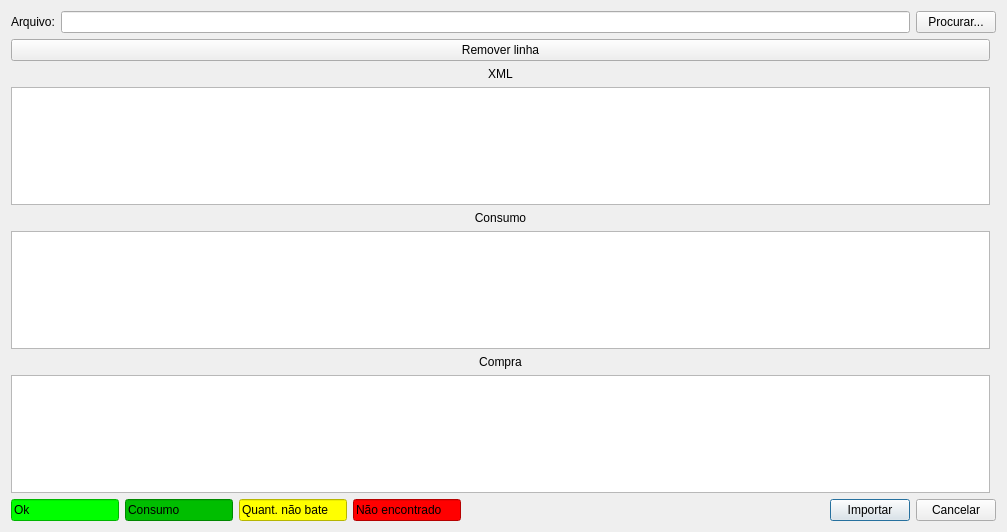
Qt form ui/importarxml.ui (lellisls/ERP-STACCATO) before a commit.
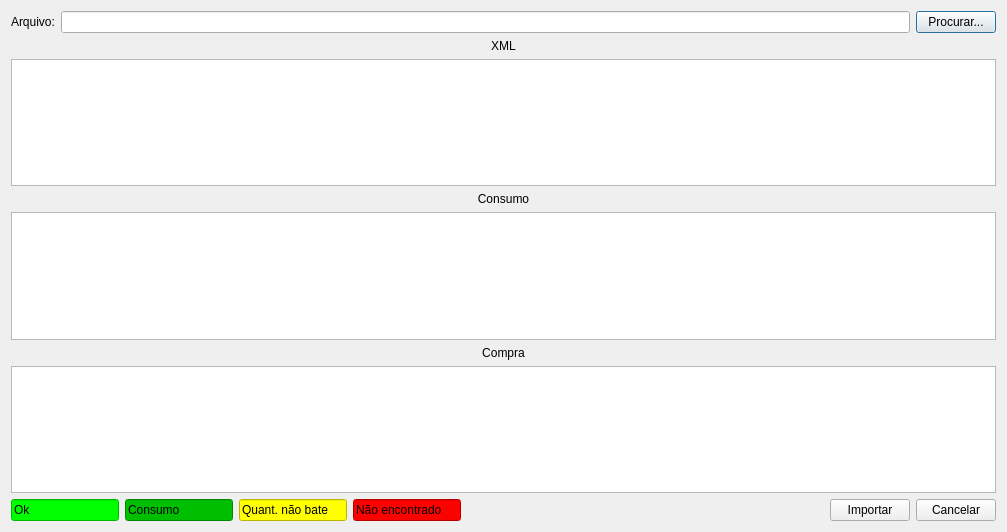
The same form after that commit. Custom widgets are drawn as their Qt base class.

Patch:
```diff
--- a/ui/importarxml.ui
+++ b/ui/importarxml.ui
@@ -13,18 +13,108 @@
   <property name="windowTitle">
    <string>Importar NFe</string>
   </property>
-  <layout class="QGridLayout" name="gridLayout_2">
-   <item row="4" column="0">
-    <widget class="QLabel" name="label_3">
-     <property name="text">
-      <string>Consumo</string>
-     </property>
-     <property name="alignment">
-      <set>Qt::AlignCenter</set>
-     </property>
-    </widget>
+  <layout class="QGridLayout" name="gridLayout_3">
+   <item row="0" column="0">
+    <layout class="QGridLayout" name="gridLayout">
+     <item row="0" column="0">
+      <widget class="QLabel" name="label">
+       <property name="text">
+        <string>Arquivo:</string>
+       </property>
+      </widget>
+     </item>
+     <item row="0" column="2">
+      <widget class="QPushButton" name="pushButtonProcurar">
+       <property name="text">
+        <string>Procurar...</string>
+       </property>
+      </widget>
+     </item>
+     <item row="0" column="1">
+      <widget class="QLineEdit" name="lineEdit"/>
+     </item>
+    </layout>
    </item>
-   <item row="8" column="0" colspan="2">
+   <item row="1" column="0">
+    <layout class="QGridLayout" name="gridLayout_2">
+     <item row="3" column="0">
+      <widget class="TableView" name="tableConsumo">
+       <property name="mouseTracking">
+        <bool>true</bool>
+       </property>
+       <property name="selectionMode">
+        <enum>QAbstractItemView::SingleSelection</enum>
+       </property>
+       <property name="selectionBehavior">
+        <enum>QAbstractItemView::SelectRows</enum>
+       </property>
+      </widget>
+     </item>
+     <item row="2" column="0">
+      <widget class="QLabel" name="label_3">
+       <property name="text">
+        <string>Consumo</string>
+       </property>
+       <property name="alignment">
+        <set>Qt::AlignCenter</set>
+       </property>
+      </widget>
+     </item>
+     <item row="0" column="0">
+      <widget class="QLabel" name="label_2">
+       <property name="text">
+        <string>XML</string>
+       </property>
+       <property name="alignment">
+        <set>Qt::AlignCenter</set>
+       </property>
+      </widget>
+     </item>
+     <item row="5" column="0">
+      <widget class="TableView" name="tableCompra">
+       <property name="mouseTracking">
+        <bool>true</bool>
+       </property>
+       <property name="editTriggers">
+        <set>QAbstractItemView::NoEditTriggers</set>
+       </property>
+       <property name="alternatingRowColors">
+        <bool>true</bool>
+       </property>
+       <property name="selectionMode">
+        <enum>QAbstractItemView::SingleSelection</enum>
+       </property>
+       <property name="selectionBehavior">
+        <enum>QAbstractItemView::SelectRows</enum>
+       </property>
+      </widget>
+     </item>
+     <item row="4" column="0">
+      <widget class="QLabel" name="label_4">
+       <property name="text">
+        <string>Compra</string>
+       </property>
+       <property name="alignment">
+        <set>Qt::AlignCenter</set>
+       </property>
+      </widget>
+     </item>
+     <item row="1" column="0">
+      <widget class="TableView" name="tableEstoque">
+       <property name="mouseTracking">
+        <bool>true</bool>
+       </property>
+       <property name="selectionMode">
+        <enum>QAbstractItemView::SingleSelection</enum>
+       </property>
+       <property name="selectionBehavior">
+        <enum>QAbstractItemView::SelectRows</enum>
+       </property>
+      </widget>
+     </item>
+    </layout>
+   </item>
+   <item row="2" column="0">
     <layout class="QHBoxLayout" name="horizontalLayout">
      <item>
       <widget class="QLineEdit" name="lineEdit_3">
@@ -165,96 +255,6 @@
      </item>
     </layout>
    </item>
-   <item row="3" column="0">
-    <widget class="TableView" name="tableEstoque">
-     <property name="mouseTracking">
-      <bool>true</bool>
-     </property>
-     <property name="selectionMode">
-      <enum>QAbstractItemView::SingleSelection</enum>
-     </property>
-     <property name="selectionBehavior">
-      <enum>QAbstractItemView::SelectRows</enum>
-     </property>
-    </widget>
-   </item>
-   <item row="0" column="0" colspan="2">
-    <layout class="QGridLayout" name="gridLayout">
-     <item row="0" column="0">
-      <widget class="QLabel" name="label">
-       <property name="text">
-        <string>Arquivo:</string>
-       </property>
-      </widget>
-     </item>
-     <item row="0" column="2">
-      <widget class="QPushButton" name="pushButtonProcurar">
-       <property name="text">
-        <string>Procurar...</string>
-       </property>
-      </widget>
-     </item>
-     <item row="0" column="1">
-      <widget class="QLineEdit" name="lineEdit"/>
-     </item>
-    </layout>
-   </item>
-   <item row="2" column="0">
-    <widget class="QLabel" name="label_2">
-     <property name="text">
-      <string>XML</string>
-     </property>
-     <property name="alignment">
-      <set>Qt::AlignCenter</set>
-     </property>
-    </widget>
-   </item>
-   <item row="6" column="0">
-    <widget class="QLabel" name="label_4">
-     <property name="text">
-      <string>Compra</string>
-     </property>
-     <property name="alignment">
-      <set>Qt::AlignCenter</set>
-     </property>
-    </widget>
-   </item>
-   <item row="5" column="0">
-    <widget class="TableView" name="tableConsumo">
-     <property name="mouseTracking">
-      <bool>true</bool>
-     </property>
-     <property name="selectionMode">
-      <enum>QAbstractItemView::SingleSelection</enum>
-     </property>
-     <property name="selectionBehavior">
-      <enum>QAbstractItemView::SelectRows</enum>
-     </property>
-    </widget>
-   </item>
-   <item row="1" column="0">
-    <widget class="QPushButton" name="pushButtonRemoverLinha">
-     <property name="text">
-      <string>Remover linha</string>
-     </property>
-    </widget>
-   </item>
-   <item row="7" column="0">
-    <widget class="TableView" name="tableCompra">
-     <property name="mouseTracking">
-      <bool>true</bool>
-     </property>
-     <property name="editTriggers">
-      <set>QAbstractItemView::NoEditTriggers</set>
-     </property>
-     <property name="selectionMode">
-      <enum>QAbstractItemView::SingleSelection</enum>
-     </property>
-     <property name="selectionBehavior">
-      <enum>QAbstractItemView::SelectRows</enum>
-     </property>
-    </widget>
-   </item>
   </layout>
  </widget>
  <customwidgets>
```
